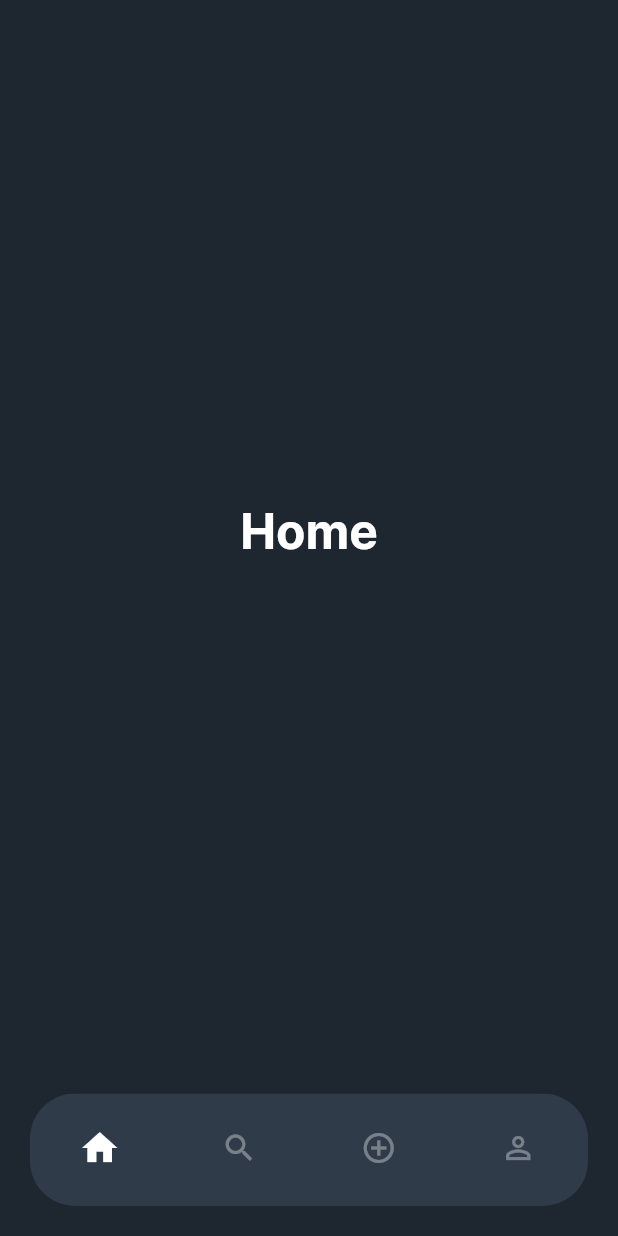
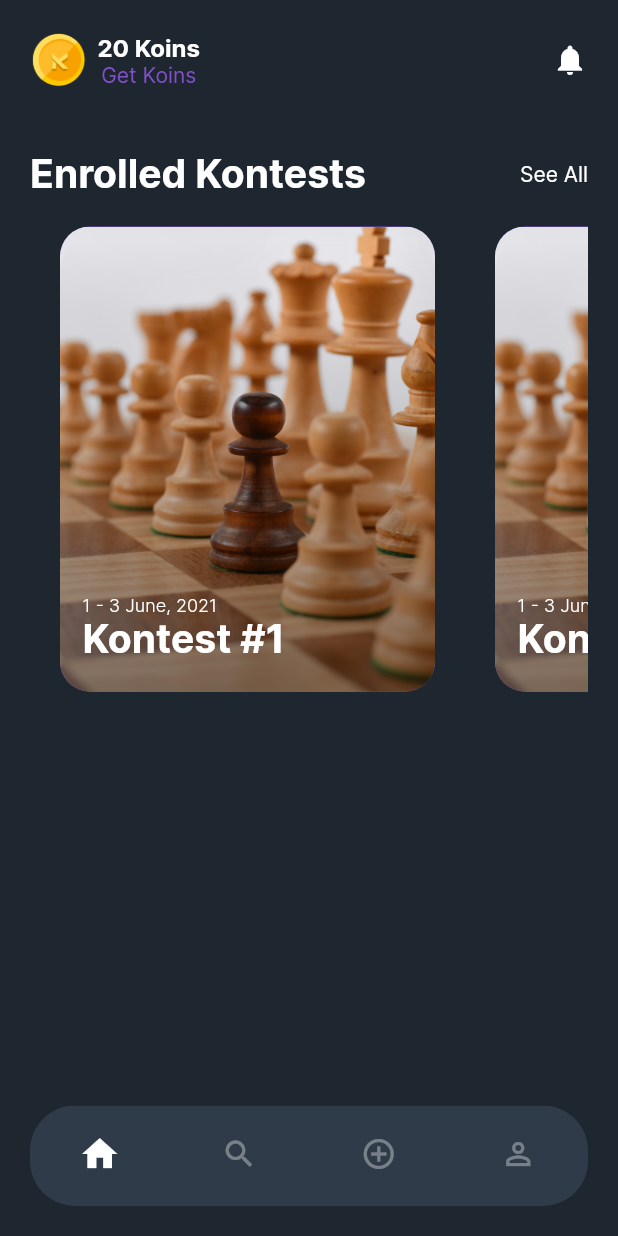
Before and after one commit to Abrar0204/kontest, a Flutter app: the screen it shows once a user with an empty profile is signed in, on a phone screen of 412 x 824 dp. Run offline on Flutter 3.47's test engine with Material 2 defaults, Android fonts, the light colour scheme and no system bars; our stand-ins replace firebase_auth, firebase_core, sliding_up_panel, video_player; accounts and stored records are empty.

Commit message:
Home - added enrolled koins app bar and enrolled kontest

```diff
--- a/lib/main.dart
+++ b/lib/main.dart
@@ -30,17 +30,27 @@ class MyApp extends StatelessWidget {
             backgroundColor: Color(0xff2F3B49),
           ),
           textTheme: TextTheme(
+            subtitle1: TextStyle(
+              color: Colors.white,
+              fontSize: 12,
+              fontWeight: FontWeight.w300,
+            ),
             headline1: TextStyle(
               fontSize: 32.0,
               fontWeight: FontWeight.bold,
               color: Colors.white,
             ),
             headline2: TextStyle(
+              fontSize: 26.0,
+              fontWeight: FontWeight.bold,
+              color: Colors.white,
+            ),
+            headline3: TextStyle(
               fontSize: 20.0,
               fontWeight: FontWeight.bold,
               color: Colors.white,
             ),
-            headline3: TextStyle(
+            headline4: TextStyle(
               fontSize: 18.0,
               fontWeight: FontWeight.w500,
               color: Colors.white,
--- a/lib/screens/auth/authenticate.dart
+++ b/lib/screens/auth/authenticate.dart
@@ -242,11 +242,11 @@ class _AuthenticateState extends State<Authenticate> {
           child: !panelOpen
               ? Text(
                   'Get Started',
-                  style: Theme.of(context).textTheme.headline2,
+                  style: Theme.of(context).textTheme.headline3,
                 )
               : Text(
                   'Create your Account',
-                  style: Theme.of(context).textTheme.headline2,
+                  style: Theme.of(context).textTheme.headline3,
                 ),
         ),
         isLoading
@@ -297,7 +297,7 @@ class _AuthenticateState extends State<Authenticate> {
           child: Center(
             child: Text(
               "Create, join events across globe",
-              style: Theme.of(context).textTheme.headline3,
+              style: Theme.of(context).textTheme.headline4,
             ),
           ),
         ),
--- /dev/null
+++ b/lib/screens/home/components/event_card.dart
@@ -0,0 +1,13 @@
+import 'package:flutter/material.dart';
+
+class EventCard extends StatefulWidget {
+  @override
+  _EventCardState createState() => _EventCardState();
+}
+
+class _EventCardState extends State<EventCard> {
+  @override
+  Widget build(BuildContext context) {
+    return Container();
+  }
+}
--- a/lib/screens/home/home.dart
+++ b/lib/screens/home/home.dart
@@ -9,15 +9,132 @@ class Home extends StatefulWidget {
 class _HomeState extends State<Home> {
   AuthService auth = AuthService();
   int currentIndex = 0;
+  List<String> kontest = ["Kontest #1", "Kontest #2", "Kontest #3"];
   @override
   Widget build(BuildContext context) {
     return SafeArea(
-      child: Scaffold(
-        body: Center(
-          child: Text(
-            "Home",
-            style: Theme.of(context).textTheme.headline1,
-          ),
+      child: Container(
+        margin: EdgeInsets.all(20),
+        child: Column(
+          children: [
+            Row(
+              mainAxisSize: MainAxisSize.max,
+              mainAxisAlignment: MainAxisAlignment.spaceBetween,
+              children: [
+                Row(
+                  children: [
+                    Image.asset(
+                      "assets/images/koins.png",
+                      height: 40,
+                      width: 40,
+                    ),
+                    SizedBox(
+                      width: 5,
+                    ),
+                    Column(
+                      children: [
+                        Text(
+                          "20 Koins",
+                          style: TextStyle(
+                            fontSize: 16,
+                            fontWeight: FontWeight.bold,
+                          ),
+                        ),
+                        Text(
+                          "Get Koins",
+                          style: TextStyle(
+                              fontSize: 14,
+                              color: Theme.of(context).accentColor),
+                        ),
+                      ],
+                    ),
+                  ],
+                ),
+                Icon(
+                  Icons.notifications,
+                ),
+              ],
+            ),
+            SizedBox(
+              height: 40,
+            ),
+            Row(
+              mainAxisSize: MainAxisSize.max,
+              mainAxisAlignment: MainAxisAlignment.spaceBetween,
+              children: [
+                Text(
+                  "Enrolled Kontests",
+                  style: Theme.of(context).textTheme.headline2,
+                ),
+                Text(
+                  "See All",
+                )
+              ],
+            ),
+            Container(
+              height: 350,
+              child: ListView.builder(
+                itemCount: kontest.length,
+                scrollDirection: Axis.horizontal,
+                itemBuilder: (context, index) {
+                  return Container(
+                    margin: EdgeInsets.all(20),
+                    decoration: BoxDecoration(
+                      borderRadius: BorderRadius.circular(20),
+                      // color: Colors.white,
+                      color: Theme.of(context).accentColor,
+                      image: DecorationImage(
+                        image: AssetImage("assets/images/chess2.jpg"),
+                        fit: BoxFit.cover,
+                      ),
+                    ),
+                    height: 300,
+                    width: 250,
+                    child: Stack(
+                      children: [
+                        Positioned(
+                          left: 0,
+                          bottom: 0,
+                          child: Container(
+                            decoration: BoxDecoration(
+                              gradient: LinearGradient(
+                                begin: Alignment.bottomCenter,
+                                end: Alignment.topCenter,
+                                colors: [
+                                  Colors.black,
+                                  Colors.transparent,
+                                ],
+                              ),
+                              borderRadius: BorderRadius.circular(20),
+                              color: Colors.black45,
+                            ),
+                            width: 250,
+                            height: 300,
+                          ),
+                        ),
+                        Positioned(
+                          bottom: 50,
+                          left: 15,
+                          child: Text(
+                            "1 - 3 June, 2021",
+                            style: Theme.of(context).textTheme.subtitle1,
+                          ),
+                        ),
+                        Positioned(
+                          left: 15,
+                          bottom: 20,
+                          child: Text(
+                            kontest[index],
+                            style: Theme.of(context).textTheme.headline2,
+                          ),
+                        ),
+                      ],
+                    ),
+                  );
+                },
+              ),
+            )
+          ],
         ),
       ),
     );
--- a/lib/screens/main_screen.dart
+++ b/lib/screens/main_screen.dart
@@ -47,7 +47,7 @@ class _MainScreenState extends State<MainScreen> {
             items: [
               BottomNavigationBarItem(
                 icon: Padding(
-                  padding: const EdgeInsets.all(8.0),
+                  padding: const EdgeInsets.all(4.0),
                   child: Icon(
                       currentIndex == 0 ? Icons.home : Icons.home_outlined),
                 ),
@@ -55,14 +55,14 @@ class _MainScreenState extends State<MainScreen> {
               ),
               BottomNavigationBarItem(
                 icon: Padding(
-                  padding: const EdgeInsets.all(8.0),
+                  padding: const EdgeInsets.all(4.0),
                   child: Icon(Icons.search),
                 ),
                 label: "",
               ),
               BottomNavigationBarItem(
                 icon: Padding(
-                  padding: const EdgeInsets.all(8.0),
+                  padding: const EdgeInsets.all(4.0),
                   child: Icon(currentIndex == 2
                       ? Icons.add_circle
                       : Icons.add_circle_outline),
@@ -71,7 +71,7 @@ class _MainScreenState extends State<MainScreen> {
               ),
               BottomNavigationBarItem(
                 icon: Padding(
-                  padding: const EdgeInsets.all(8.0),
+                  padding: const EdgeInsets.all(4.0),
                   child: Icon(
                       currentIndex == 3 ? Icons.person : Icons.person_outline),
                 ),
--- a/pubspec.yaml
+++ b/pubspec.yaml
@@ -50,8 +50,8 @@ flutter:
 
     # To add assets to your application, add an assets section, like this:
     assets:
-        - assets/images/kontest_swords.png
-        - assets/videos/login.mp4
+        - assets/images/
+        - assets/videos/
     # An image asset can refer to one or more resolution-specific "variants", see
     # https://flutter.dev/assets-and-images/#resolution-aware.
 
```
Also changed, not shown: assets/images/chess.jpg (added), assets/images/chess2.jpg (added), assets/images/koins.png (added).
